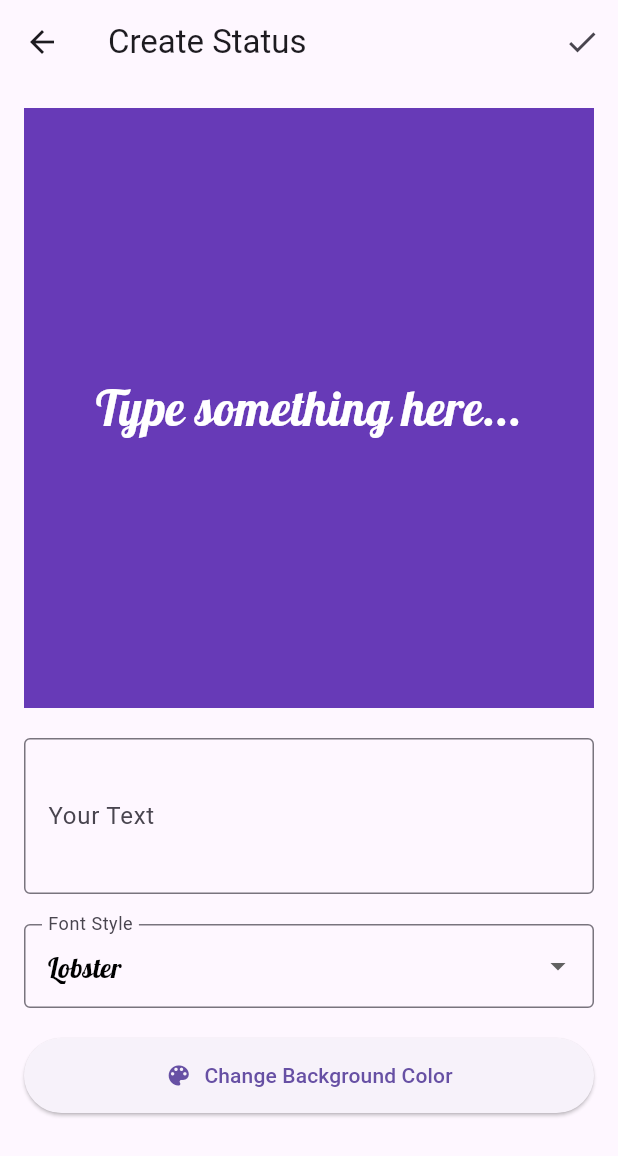
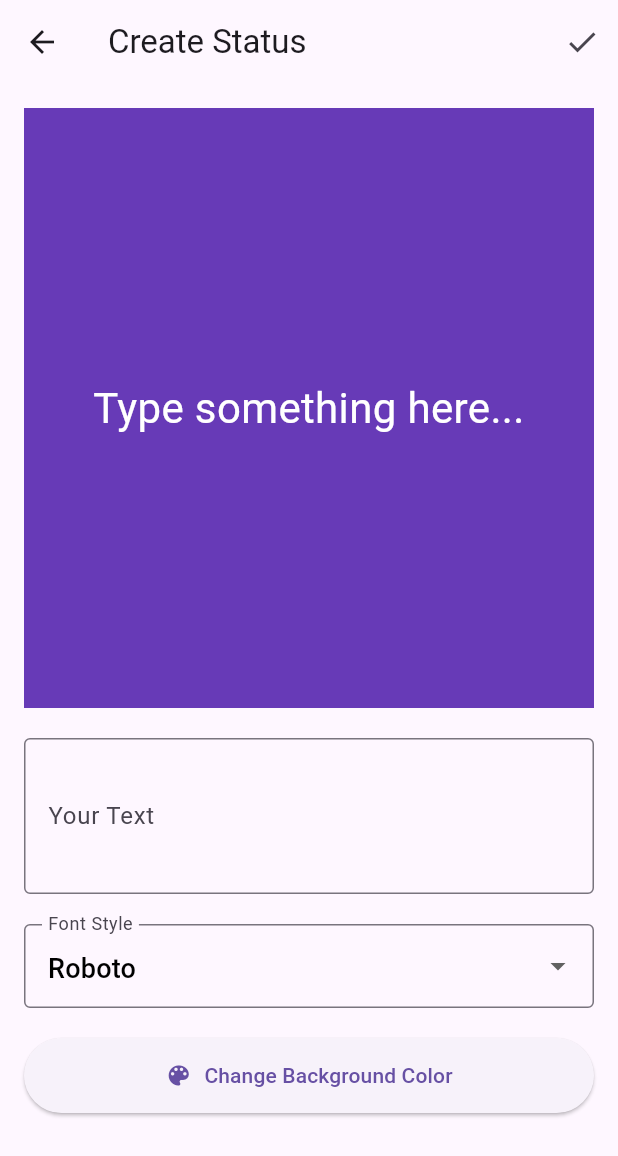
Before and after one commit to DelaRosaJose/escribo-flutter, a Flutter app: the screen it shows after launch, after a tap on "Crear un nuevo estado", on a phone screen of 412 x 824 dp. Shown: the top 1156 px of the screen. Run offline on Flutter 3.47's test engine with Material 3 defaults, Android fonts, the phone set to English and light mode, and no system bars; drawn by our look-alikes of screenshot; our stand-ins replace flutter_colorpicker, google_fonts, image_gallery_saver; missing offline and left inert: download.

Commit message:
Update pubspec.yaml to set homepage and remove Firebase dependencies; modify example app to streamline font handling and clean up generated plugin files.

```diff
--- a/example/lib/main.dart
+++ b/example/lib/main.dart
@@ -38,20 +38,7 @@ class ExampleHomePage extends StatelessWidget {
                 builder:
                     (context) => TextStatusCreator(
                       initialBackgroundColor: Colors.deepPurple,
-                      availableFonts: {
-                        'Lobster': GoogleFonts.lobster(
-                          fontSize: 32,
-                          color: Colors.white,
-                        ),
-                        'Lato': GoogleFonts.lato(
-                          fontSize: 28,
-                          color: Colors.white,
-                        ),
-                        'Pacifico': GoogleFonts.pacifico(
-                          fontSize: 26,
-                          color: Colors.white,
-                        ),
-                      },
+
                       onSave: (Uint8List imageBytes) {
                         saveOrDownloadImage(context, imageBytes);
                         Navigator.pop(context);
--- a/lib/escribo.dart
+++ b/lib/escribo.dart
@@ -1,4 +1,5 @@
 import 'dart:async';
+import 'package:escribo/escribo.dart';
 import 'package:flutter/material.dart';
 import 'package:flutter/foundation.dart' show Uint8List, kIsWeb;
 import 'package:screenshot/screenshot.dart';
@@ -6,6 +7,8 @@ import 'package:image_gallery_saver/image_gallery_saver.dart';
 import 'package:download/download.dart';
 import 'package:google_fonts/google_fonts.dart';
 import 'package:flutter_colorpicker/flutter_colorpicker.dart';
+
+export 'src/escribo_fonts.dart';
 
 /// A comprehensive widget for creating, customizing, and saving text-based image statuses.
 class TextStatusCreator extends StatefulWidget {
@@ -46,15 +49,9 @@ class _TextStatusCreatorState extends State<TextStatusCreator> {
     _backgroundColor = widget.initialBackgroundColor;
 
     // Provide default fonts if the developer does not supply any.
-    if (widget.availableFonts.isEmpty) {
-      _finalFonts = {
-        'Simple': GoogleFonts.lato(fontSize: 28, color: Colors.white),
-        'Impact': GoogleFonts.oswald(fontSize: 28, color: Colors.white),
-        'Cursive': GoogleFonts.pacifico(fontSize: 26, color: Colors.white),
-      };
-    } else {
-      _finalFonts = widget.availableFonts;
-    }
+    _finalFonts = widget.availableFonts.isEmpty
+        ? kEscriboDefaultFonts
+        : widget.availableFonts;
     _currentTextStyle = _finalFonts.values.first;
   }
 
--- /dev/null
+++ b/lib/src/escribo_fonts.dart
@@ -0,0 +1,10 @@
+import 'package:flutter/material.dart';
+import 'package:google_fonts/google_fonts.dart';
+
+/// A curated list of recommended and visually appealing fonts for the Escribo package.
+/// Developers can use this map directly or create their own.
+Map<String, TextStyle> kEscriboDefaultFonts = {
+  'Roboto': GoogleFonts.roboto(fontSize: 28, color: Colors.white),
+  'Lobster': GoogleFonts.lobster(fontSize: 32, color: Colors.white),
+  'Pacifico': GoogleFonts.pacifico(fontSize: 26, color: Colors.white),
+};
```
Also changed, not shown: pubspec.yaml (+3 -42 lines), example/pubspec.lock, 3 other files.
